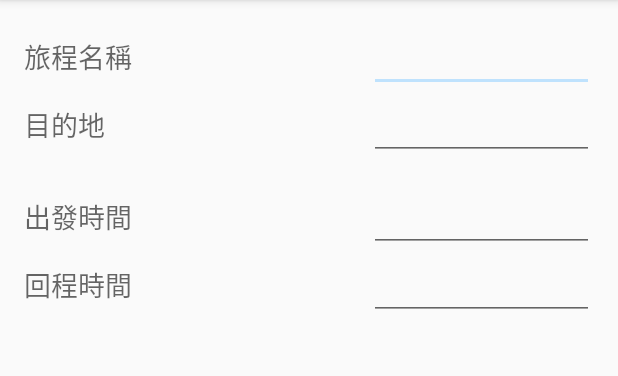
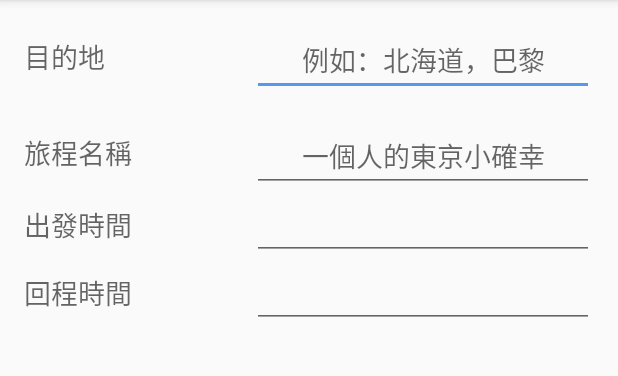
Before and after one commit to centerseed/TripPlanner, an Android app: the screen it shows after launch (CreateTripActivity), after a tap on an icon or button, on a phone screen of 412 x 824 dp, the part 84-460 px from its top. Run offline under Robolectric (Android 15) with nearby library versions, the phone set to English and light mode, and no system bars; our stand-ins replace Picasso; libraries missing offline, so code that uses them is left out: com.h6ah4i.android; pictures from the network do not load; 7 statements that could not run were skipped.

Commit message:
調整day的外觀，建立trip的同時也建立對應的day

```diff
--- /dev/null
+++ b/app/src/main/java/com/barry/tripplanner/task/CreateTripTask.java
@@ -0,0 +1,53 @@
+package com.barry.tripplanner.task;
+
+import android.content.ContentValues;
+import android.content.Context;
+import android.net.Uri;
+import android.os.AsyncTask;
+
+import com.barry.tripplanner.R;
+import com.barry.tripplanner.provider.TripProvider;
+import com.barry.tripplanner.utils.TimeUtils;
+
+public class CreateTripTask extends AsyncTask<Void, Void, Void> {
+    Context mContext;
+    ContentValues mValues;
+    String mStart;
+    String mEnd;
+
+    public CreateTripTask(Context context) {
+        mContext = context;
+    }
+
+    public CreateTripTask withContent(ContentValues values) {
+        mValues = values;
+        return this;
+    }
+
+    public CreateTripTask timeBetween(String start, String end) {
+        mStart = start;
+        mEnd = end;
+        return this;
+    }
+
+    @Override
+    protected Void doInBackground(Void... voids) {
+        int days = TimeUtils.daysBetween(mValues.getAsString(TripProvider.FIELD_TRIP_START_DAY), mValues.getAsString(TripProvider.FIELD_TRIP_END_DAY));
+
+        Uri tripUri = TripProvider.getProviderUri(mContext.getString(R.string.auth_provider_stock), TripProvider.TABLE_TRIP);
+        Uri dayUri = TripProvider.getProviderUri(mContext.getString(R.string.auth_provider_stock), TripProvider.TABLE_DAY);
+
+        mContext.getContentResolver().insert(tripUri, mValues);
+
+        for (int i = 0; i < days; i++) {
+            ContentValues dayValue = new ContentValues();
+            dayValue.put(TripProvider.FIELD_ID, (mValues.getAsString(TripProvider.FIELD_ID) + i).hashCode());
+            dayValue.put(TripProvider.FIELD_DAY_BELONG_TRIP, mValues.getAsInteger(TripProvider.FIELD_ID));
+            dayValue.put(TripProvider.FIELD_SORT_ID, i + "");
+            mContext.getContentResolver().insert(dayUri, dayValue);
+        }
+
+        mContext.getContentResolver().notifyChange(tripUri, null);
+        return null;
+    }
+}
--- a/app/src/main/java/com/barry/tripplanner/trip/CreateTripActivity.java
+++ b/app/src/main/java/com/barry/tripplanner/trip/CreateTripActivity.java
@@ -1,6 +1,8 @@
 package com.barry.tripplanner.trip;
 
+import android.app.DatePickerDialog;
 import android.content.ContentValues;
+import android.net.Uri;
 import android.os.AsyncTask;
 import android.os.Bundle;
 import android.support.v7.app.AppCompatActivity;
@@ -10,6 +12,8 @@ import android.util.Log;
 import android.view.Menu;
 import android.view.MenuItem;
 import android.view.View;
+import android.view.View.OnClickListener;
+import android.widget.DatePicker;
 import android.widget.EditText;
 import android.widget.FrameLayout;
 import android.widget.ProgressBar;
@@ -18,6 +22,7 @@ import android.widget.Toast;
 
 import com.barry.tripplanner.R;
 import com.barry.tripplanner.provider.TripProvider;
+import com.barry.tripplanner.utils.TimeUtils;
 import com.barry.tripplanner.utils.URLBuilder;
 
 import org.jsoup.Connection;
@@ -28,6 +33,7 @@ import org.jsoup.select.Elements;
 
 import java.io.IOException;
 import java.util.ArrayList;
+import java.util.Calendar;
 
 public class CreateTripActivity extends AppCompatActivity implements ThumbAdapter.ThumbCallback {
 
@@ -38,6 +44,10 @@ public class CreateTripActivity extends AppCompatActivity implements ThumbAdapte
     FrameLayout mChoosePhotoLayout;
     TextView mDestination;
 
+    EditText mStartTime;
+    EditText mEndTime;
+
+    private int mYear, mMonth, mDay, mHour, mMinute;
     ContentValues mTripValue = new ContentValues();
 
     @Override
@@ -57,6 +67,11 @@ public class CreateTripActivity extends AppCompatActivity implements ThumbAdapte
                     new getPhotoListTask(mDestination.getText().toString()).execute();
             }
         });
+
+        mStartTime = (EditText) findViewById(R.id.startTime);
+        mStartTime.setOnClickListener(new DatePickListener());
+        mEndTime = (EditText) findViewById(R.id.endTime);
+        mEndTime.setOnClickListener(new DatePickListener());
 
         mChoosePhotoLayout.setVisibility(View.GONE);
         LinearLayoutManager layoutManager = new LinearLayoutManager(this, LinearLayoutManager.HORIZONTAL, false);
@@ -143,4 +158,29 @@ public class CreateTripActivity extends AppCompatActivity implements ThumbAdapte
             mPbLoading.setVisibility(View.GONE);
         }
     }
+
+    public class DatePickListener implements OnClickListener {
+
+        @Override
+        public void onClick(View view) {
+            final EditText editText = (EditText) view;
+
+            final Calendar c = Calendar.getInstance();
+            mYear = c.get(Calendar.YEAR);
+            mMonth = c.get(Calendar.MONTH);
+            mDay = c.get(Calendar.DAY_OF_MONTH);
+
+            DatePickerDialog dpd = new DatePickerDialog(CreateTripActivity.this,
+                    new DatePickerDialog.OnDateSetListener() {
+                        public void onDateSet(DatePicker view, int year,
+                                              int monthOfYear, int dayOfMonth) {
+                            // 完成選擇，顯示日期
+                            editText.setText(year + "-" + (monthOfYear + 1) + "-"
+                                    + dayOfMonth);
+
+                        }
+                    }, mYear, mMonth, mDay);
+            dpd.show();
+        }
+    }
 }
--- a/app/src/main/java/com/barry/tripplanner/trip/DragDayAdapter.java
+++ b/app/src/main/java/com/barry/tripplanner/trip/DragDayAdapter.java
@@ -61,7 +61,8 @@ public class DragDayAdapter
     @Override
     public void onBindViewHolder(RecyclerView.ViewHolder viewHolder, final Cursor cursor) {
         MyViewHolder holder = (MyViewHolder) viewHolder;
-        holder.mTextView.setText(cursor.getString(cursor.getColumnIndex(TripProvider.FIELD_SORT_ID)));
+        int day = cursor.getInt(cursor.getColumnIndex(TripProvider.FIELD_SORT_ID));
+        holder.mTextView.setText(++day + "");
         holder.mHighLight.setText(cursor.getString(cursor.getColumnIndex(TripProvider.FIELD_DAY_HIGHLIGHT)));
 
         // set background resource (target view ID: container)
--- a/app/src/main/java/com/barry/tripplanner/trip/DragTripAdapter.java
+++ b/app/src/main/java/com/barry/tripplanner/trip/DragTripAdapter.java
@@ -26,6 +26,7 @@ import android.view.View;
 import android.view.ViewGroup;
 import android.widget.FrameLayout;
 import android.widget.ImageView;
+import android.widget.LinearLayout;
 import android.widget.TextView;
 
 import com.barry.tripplanner.R;
@@ -117,14 +118,14 @@ public class DragTripAdapter
     }
 
     public class MyViewHolder extends AbstractDraggableItemViewHolder {
-        public FrameLayout mContainer;
+        public LinearLayout mContainer;
         public View mDragHandle;
         public ImageView mBackground;
         public TextView mTextView;
 
         public MyViewHolder(View v) {
             super(v);
-            mContainer = (FrameLayout) v.findViewById(R.id.container);
+            mContainer = (LinearLayout) v.findViewById(R.id.container);
             mDragHandle = v.findViewById(R.id.drag_handle);
             mTextView = (TextView) v.findViewById(R.id.name);
             mBackground = (ImageView) v.findViewById(R.id.background);
--- a/app/src/main/java/com/barry/tripplanner/trip/TripListFragment.java
+++ b/app/src/main/java/com/barry/tripplanner/trip/TripListFragment.java
@@ -17,6 +17,7 @@ import com.barry.tripplanner.base.AbstractRecyclerCursorAdapter;
 import com.barry.tripplanner.base.DragListCallback;
 import com.barry.tripplanner.base.DragRecycleListFragment;
 import com.barry.tripplanner.provider.TripProvider;
+import com.barry.tripplanner.task.CreateTripTask;
 
 public class TripListFragment extends DragRecycleListFragment implements DragListCallback {
     ContentResolver mResolver;
@@ -57,11 +58,6 @@ public class TripListFragment extends DragRecycleListFragment implements DragLis
 
     private void initDummyData() {
         ContentValues values;
-        //http://farm5.static.flickr.com/4060/4650494949_2d3185a48f_o.jpg
-        // http://qglbbs.b0.upaiyun.com/forum/201407/21/155844wjhvzn76tkqugwpq.jpg
-        //http://www.4p.com.tw/eWeb_spunktour/IMGDB/000453/00002613.jpg
-        // http://www.gooden.link/image/Document/201602051103298887.jpg
-        //http://cn.guidetoiceland.is/image/223042/x/0/most-unique-experiences-in-iceland-7.jpg
         mResolver = getContext().getContentResolver();
 
         values = new ContentValues();
@@ -69,37 +65,27 @@ public class TripListFragment extends DragRecycleListFragment implements DragLis
         values.put(TripProvider.FIELD_TRIP_NAME, "東京");
         values.put(TripProvider.FIELD_TRIP_PHOTO, "http://farm5.static.flickr.com/4060/4650494949_2d3185a48f_o.jpg");
         values.put(TripProvider.FIELD_SORT_ID, 0);
-        mResolver.insert(mUri, values);
+        values.put(TripProvider.FIELD_TRIP_START_DAY, "2015-3-10");
+        values.put(TripProvider.FIELD_TRIP_END_DAY, "2015-3-16");
+        new CreateTripTask(getContext()).withContent(values).execute();
 
         values = new ContentValues();
         values.put(TripProvider.FIELD_ID, "京都".hashCode());
         values.put(TripProvider.FIELD_TRIP_NAME, "京都");
         values.put(TripProvider.FIELD_TRIP_PHOTO, "http://qglbbs.b0.upaiyun.com/forum/201407/21/155844wjhvzn76tkqugwpq.jpg");
         values.put(TripProvider.FIELD_SORT_ID, 1);
-        mResolver.insert(mUri, values);
+        values.put(TripProvider.FIELD_TRIP_START_DAY, "2016-12-29");
+        values.put(TripProvider.FIELD_TRIP_END_DAY, "2017-1-2");
+        new CreateTripTask(getContext()).withContent(values).execute();
 
         values = new ContentValues();
         values.put(TripProvider.FIELD_ID, "北海道".hashCode());
         values.put(TripProvider.FIELD_TRIP_NAME, "北海道");
         values.put(TripProvider.FIELD_TRIP_PHOTO, "http://www.4p.com.tw/eWeb_spunktour/IMGDB/000453/00002613.jpg");
         values.put(TripProvider.FIELD_SORT_ID, 2);
-        mResolver.insert(mUri, values);
-
-        values = new ContentValues();
-        values.put(TripProvider.FIELD_ID, "巴黎".hashCode());
-        values.put(TripProvider.FIELD_TRIP_NAME, "巴黎");
-        values.put(TripProvider.FIELD_TRIP_PHOTO, "http://www.gooden.link/image/Document/201602051103298887.jpg");
-        values.put(TripProvider.FIELD_SORT_ID, 3);
-        mResolver.insert(mUri, values);
-
-        values = new ContentValues();
-        values.put(TripProvider.FIELD_ID, "冰島".hashCode());
-        values.put(TripProvider.FIELD_TRIP_NAME, "冰島");
-        values.put(TripProvider.FIELD_TRIP_PHOTO, "http://image.lifetm.com/ProductPhoto/2011/05/31/jpg/20110531094136948C6EC818B96.jpg");
-        values.put(TripProvider.FIELD_SORT_ID, 4);
-        mResolver.insert(mUri, values);
-
-        mResolver.notifyChange(mUri, null);
+        values.put(TripProvider.FIELD_TRIP_START_DAY, "2015-4-10");
+        values.put(TripProvider.FIELD_TRIP_END_DAY, "2015-4-21");
+        new CreateTripTask(getContext()).withContent(values).execute();
     }
 
     @Override
--- /dev/null
+++ b/app/src/main/java/com/barry/tripplanner/utils/TimeUtils.java
@@ -0,0 +1,32 @@
+package com.barry.tripplanner.utils;
+
+import java.util.Calendar;
+import java.util.concurrent.TimeUnit;
+
+public class TimeUtils {
+    public static int daysBetween(String start, String end) {
+        try {
+            String starts[] = start.split("-");
+            String ends[] = end.split("-");
+            Calendar startDate = Calendar.getInstance();
+            Calendar endDate = Calendar.getInstance();
+
+            startDate.set(Calendar.YEAR, Integer.valueOf(starts[0]),
+                    Calendar.MONTH, Integer.valueOf(starts[1]),
+                    Calendar.DAY_OF_MONTH, Integer.valueOf(starts[2]));
+
+            endDate.set(Calendar.YEAR, Integer.valueOf(ends[0]),
+                    Calendar.MONTH, Integer.valueOf(ends[1]),
+                    Calendar.DAY_OF_MONTH, Integer.valueOf(ends[2]));
+            return daysBetween(startDate, endDate);
+        } catch (Exception e) {
+            return 0;
+        }
+    }
+
+    public static int daysBetween(Calendar startDate, Calendar endDate) {
+        long end = endDate.getTimeInMillis();
+        long start = startDate.getTimeInMillis();
+        return (int) TimeUnit.MILLISECONDS.toDays(Math.abs(end - start));
+    }
+}
--- a/app/src/main/res/layout/activity_create_trip.xml
+++ b/app/src/main/res/layout/activity_create_trip.xml
@@ -1,125 +1,140 @@
 <?xml version="1.0" encoding="utf-8"?>
-<LinearLayout xmlns:android="http://schemas.android.com/apk/res/android"
+<ScrollView xmlns:android="http://schemas.android.com/apk/res/android"
+    xmlns:app="http://schemas.android.com/apk/res-auto"
     xmlns:tools="http://schemas.android.com/tools"
     android:layout_width="match_parent"
-    android:layout_height="match_parent"
-    xmlns:app="http://schemas.android.com/apk/res-auto"
-    tools:context="com.barry.tripplanner.trip.CreateTripActivity"
-    android:orientation="vertical"
-    android:padding="16dp">
+    android:layout_height="match_parent">
 
     <LinearLayout
-        android:orientation="horizontal"
         android:layout_width="match_parent"
-        android:layout_height="wrap_content" >
+        android:layout_height="match_parent"
 
-        <TextView
-            android:layout_width="wrap_content"
-            android:layout_height="wrap_content"
-            android:textAppearance="?android:attr/textAppearanceMedium"
-            android:text="@string/title_trip_name"
-            android:id="@+id/textView8"
-            android:layout_weight="1" />
-
-        <EditText
-            android:layout_width="150dp"
-            android:layout_height="wrap_content"
-            android:id="@+id/editText"
-            android:gravity="center_horizontal" />
-    </LinearLayout>
-
-    <LinearLayout
-        android:orientation="horizontal"
-        android:layout_width="match_parent"
-        android:layout_height="wrap_content">
-
-        <TextView
-            android:layout_width="wrap_content"
-            android:layout_height="wrap_content"
-            android:textAppearance="?android:attr/textAppearanceMedium"
-            android:text="@string/title_destination"
-            android:id="@+id/textView4"
-            android:layout_weight="1" />
-
-        <EditText
-            android:layout_width="150dp"
-            android:layout_height="wrap_content"
-            android:id="@+id/destination"
-            android:gravity="center_horizontal" />
-
-    </LinearLayout>
-
-    <FrameLayout
-        android:layout_width="match_parent"
-        android:layout_height="wrap_content"
-        android:id="@+id/choosePhotoLayout">
+        android:orientation="vertical"
+        android:padding="16dp"
+        tools:context="com.barry.tripplanner.trip.CreateTripActivity">
 
         <LinearLayout
-            android:orientation="vertical"
             android:layout_width="match_parent"
-            android:layout_height="100dp"
-            android:id="@+id/LinearLayout">
+            android:layout_height="wrap_content"
+            android:orientation="horizontal">
 
             <TextView
-                android:layout_width="wrap_content"
+                android:id="@+id/textView4"
+                android:layout_width="0dp"
                 android:layout_height="wrap_content"
-                android:textAppearance="?android:attr/textAppearanceSmall"
-                android:text="@string/title_choose_photo"
-                android:id="@+id/textView5" />
+                android:layout_weight="1"
+                android:text="@string/title_destination"
+                android:textAppearance="?android:attr/textAppearanceMedium" />
 
-            <android.support.v7.widget.RecyclerView
-                android:layout_width="wrap_content"
+            <EditText
+                android:id="@+id/destination"
+                android:layout_width="0dp"
                 android:layout_height="wrap_content"
-                android:id="@+id/recycleView" />
+                android:layout_weight="1.5"
+                android:gravity="center_horizontal"
+                android:hint="@string/title_destination_hint" />
 
         </LinearLayout>
 
-        <ProgressBar
-            android:layout_width="30dp"
-            android:layout_height="30dp"
-            android:id="@+id/progressBar"
-            android:layout_gravity="center" />
-    </FrameLayout>
+        <FrameLayout
+            android:id="@+id/choosePhotoLayout"
+            android:layout_width="match_parent"
+            android:layout_height="wrap_content">
 
-    <LinearLayout
-        android:orientation="horizontal"
-        android:layout_width="match_parent"
-        android:layout_height="wrap_content"
-        android:layout_marginTop="16dp">
+            <LinearLayout
+                android:id="@+id/LinearLayout"
+                android:layout_width="match_parent"
+                android:layout_height="100dp"
+                android:orientation="vertical">
 
-        <TextView
-            android:layout_width="wrap_content"
+                <TextView
+                    android:id="@+id/textView5"
+                    android:layout_width="wrap_content"
+                    android:layout_height="wrap_content"
+                    android:text="@string/title_choose_photo"
+                    android:textAppearance="?android:attr/textAppearanceSmall" />
+
+                <android.support.v7.widget.RecyclerView
+                    android:id="@+id/recycleView"
+                    android:layout_width="wrap_content"
+                    android:layout_height="wrap_content" />
+
+            </LinearLayout>
+
+            <ProgressBar
+                android:id="@+id/progressBar"
+                android:layout_width="30dp"
+                android:layout_height="30dp"
+                android:layout_gravity="center" />
+        </FrameLayout>
+
+        <LinearLayout
+            android:layout_width="match_parent"
             android:layout_height="wrap_content"
-            android:textAppearance="?android:attr/textAppearanceMedium"
-            android:text="@string/title_go_time"
-            android:id="@+id/textView6"
-            android:layout_weight="1" />
+            android:layout_marginTop="16dp"
+            android:orientation="horizontal">
 
-        <EditText
-            android:layout_width="150dp"
+            <TextView
+                android:id="@+id/textView8"
+                android:layout_width="0dp"
+                android:layout_height="wrap_content"
+                android:layout_weight="1"
+                android:text="@string/title_trip_name"
+                android:textAppearance="?android:attr/textAppearanceMedium" />
+
+            <EditText
+                android:id="@+id/editText"
+                android:layout_width="0dp"
+                android:layout_height="wrap_content"
+                android:layout_weight="1.5"
+                android:gravity="center_horizontal"
+                android:hint="@string/title_trip_name_hint" />
+        </LinearLayout>
+
+        <LinearLayout
+            android:layout_width="match_parent"
             android:layout_height="wrap_content"
-            android:id="@+id/editText2"
-            android:gravity="center_horizontal" />
+            android:orientation="horizontal">
+
+            <TextView
+                android:id="@+id/textView6"
+                android:layout_width="0dp"
+                android:layout_height="wrap_content"
+                android:layout_weight="1"
+                android:focusable="false"
+                android:text="@string/title_go_time"
+                android:textAppearance="?android:attr/textAppearanceMedium" />
+
+            <EditText
+                android:id="@+id/startTime"
+                android:layout_width="0dp"
+                android:layout_height="wrap_content"
+                android:layout_weight="1.5"
+                android:focusable="false"
+                android:gravity="center_horizontal" />
+        </LinearLayout>
+
+        <LinearLayout
+            android:layout_width="match_parent"
+            android:layout_height="wrap_content"
+            android:orientation="horizontal">
+
+            <TextView
+                android:id="@+id/textView7"
+                android:layout_width="0dp"
+                android:layout_height="wrap_content"
+                android:layout_weight="1"
+                android:text="@string/title_back_time"
+                android:textAppearance="?android:attr/textAppearanceMedium" />
+
+            <EditText
+                android:id="@+id/endTime"
+                android:layout_width="0dp"
+                android:layout_height="wrap_content"
+                android:layout_weight="1.5"
+                android:focusable="false"
+                android:gravity="center_horizontal" />
+        </LinearLayout>
+
     </LinearLayout>
-
-    <LinearLayout
-        android:orientation="horizontal"
-        android:layout_width="match_parent"
-        android:layout_height="wrap_content" >
-
-        <TextView
-            android:layout_width="wrap_content"
-            android:layout_height="wrap_content"
-            android:textAppearance="?android:attr/textAppearanceMedium"
-            android:text="@string/title_back_time"
-            android:id="@+id/textView7"
-            android:layout_weight="1" />
-
-        <EditText
-            android:layout_width="150dp"
-            android:layout_height="wrap_content"
-            android:id="@+id/editText3"
-            android:gravity="center_horizontal" />
-    </LinearLayout>
-
-</LinearLayout>
+</ScrollView>
--- a/app/src/main/res/values/colors.xml
+++ b/app/src/main/res/values/colors.xml
@@ -2,7 +2,8 @@
 <resources>
     <color name="colorPrimary">#505050</color>
     <color name="colorPrimaryDark">#303F9F</color>
-    <color name="colorAccent">#bfe2fd</color>
+    <color name="colorAccent">#5599ed</color>
+    <color name="colorGray">#20000000</color>
 
     <color name="bg_item_normal_state">#fff0f0f0</color>
     <color name="bg_item_dragging_state">#ffffdddd</color>
--- a/app/src/main/res/values/dimens.xml
+++ b/app/src/main/res/values/dimens.xml
@@ -8,7 +8,8 @@
     <dimen name="fab_margin">16dp</dimen>
 
     <dimen name="list_item_elevation">2dp</dimen>
-    <dimen name="list_item_height">64dp</dimen>
+    <dimen name="item_trip_height">72dp</dimen>
+    <dimen name="item_day_height">64dp</dimen>
     <dimen name="list_group_item_height">96dp</dimen>
     <dimen name="list_group_item_with_add_remove_buttons_height">108dp</dimen>
     <dimen name="appbar_padding_top">8dp</dimen>
--- a/app/src/main/res/values/strings.xml
+++ b/app/src/main/res/values/strings.xml
@@ -16,7 +16,9 @@
     <string name="title_attraction">景點</string>
     <string name="title_memo">備忘</string>
     <string name="title_trip_name">旅程名稱</string>
+    <string name="title_trip_name_hint">一個人的東京小確幸</string>
     <string name="title_destination">目的地</string>
+    <string name="title_destination_hint">例如：北海道，巴黎</string>
     <string name="title_choose_photo">選擇一張圖片，讓行程更加繽紛</string>
     <string name="title_go_time">出發時間</string>
     <string name="title_back_time">回程時間</string>
```
Also changed, not shown: app/src/main/res/drawable-nodpi/circle_gray.xml (added, +8 -0 lines), app/src/main/res/layout/card_drag_day.xml (+27 -5 lines), app/src/main/res/layout/card_drag_trip.xml (+21 -14 lines), app/src/main/res/layout/header_trip.xml (+10 -2 lines).
